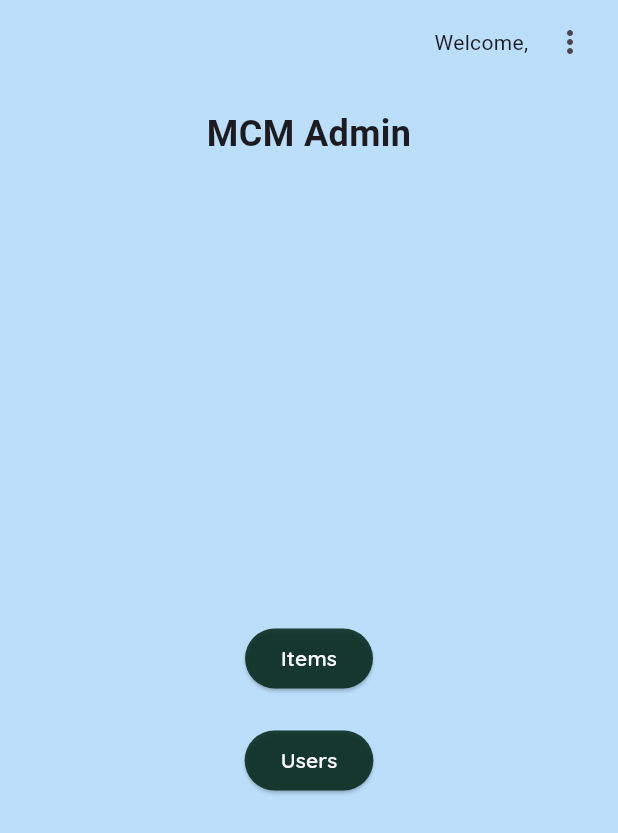
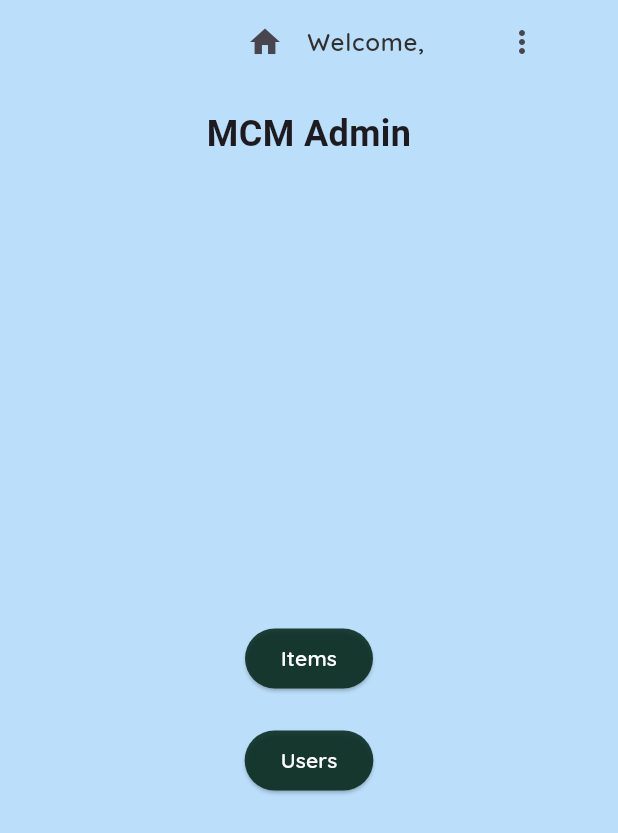
Before and after one commit to kingsley-aaron/MyCampusMarketplace_FrontEnd, a Flutter app: the AdminHome screen opened directly with empty values, on a phone screen of 412 x 824 dp. Shown: the top 833 px of the screen. Run offline on Flutter 3.47's test engine with Material 3 defaults, Android fonts, the phone set to English and light mode, and no system bars; our stand-ins replace font_awesome_flutter, image_picker.

Commit message:
Added AdminAppBar and fixed nav
Added AdminAppBar file and added to required pages. Fixed navigation from mainmenu to forsale.

```diff
--- a/my_campus_marketplace_front_end/lib/Views/adminMain.dart
+++ b/my_campus_marketplace_front_end/lib/Views/adminMain.dart
@@ -12,6 +12,7 @@ import 'myListings.dart';
 import 'package:font_awesome_flutter/font_awesome_flutter.dart';
 import 'package:mycampusmarketplace/views/adminItems.dart';
 import 'package:mycampusmarketplace/views/adminusers.dart';
+import 'package:mycampusmarketplace/Views/adminAppBar.dart';
 
 class AdminHome extends StatefulWidget {
   final String userName;
@@ -65,32 +66,8 @@ class _AdminHomeState extends State<AdminHome> {
   @override
   Widget build(BuildContext context) {
     return Scaffold(
-      appBar: AppBar(
-        // title: Text('My Campus Marketplace'),
-        actions: [
-          Padding(
-            padding: const EdgeInsets.all(8.0),
-            child: Row(
-              children: [
-                Text('Welcome, $userName'),
-                PopupMenuButton<String>(
-                  onSelected: (value) {
-                    if (value == 'signOut') {
-                      _logout();
-                    }
-                  },
-                  itemBuilder: (BuildContext context) =>
-                      <PopupMenuEntry<String>>[
-                    const PopupMenuItem<String>(
-                      value: 'signOut',
-                      child: Text('Sign Out'),
-                    ),
-                  ],
-                ),
-              ],
-            ),
-          ),
-        ],
+      appBar: CustomAdminAppBar(
+        userName: userName,
       ),
       body: Column(
         crossAxisAlignment: CrossAxisAlignment.stretch,
```
Also changed, not shown: my_campus_marketplace_front_end/lib/Views/adminItems.dart (+3 -26 lines), my_campus_marketplace_front_end/lib/Views/adminUsers.dart (+9 -40 lines), my_campus_marketplace_front_end/lib/Views/mainMenu.dart (+0 -9 lines).
